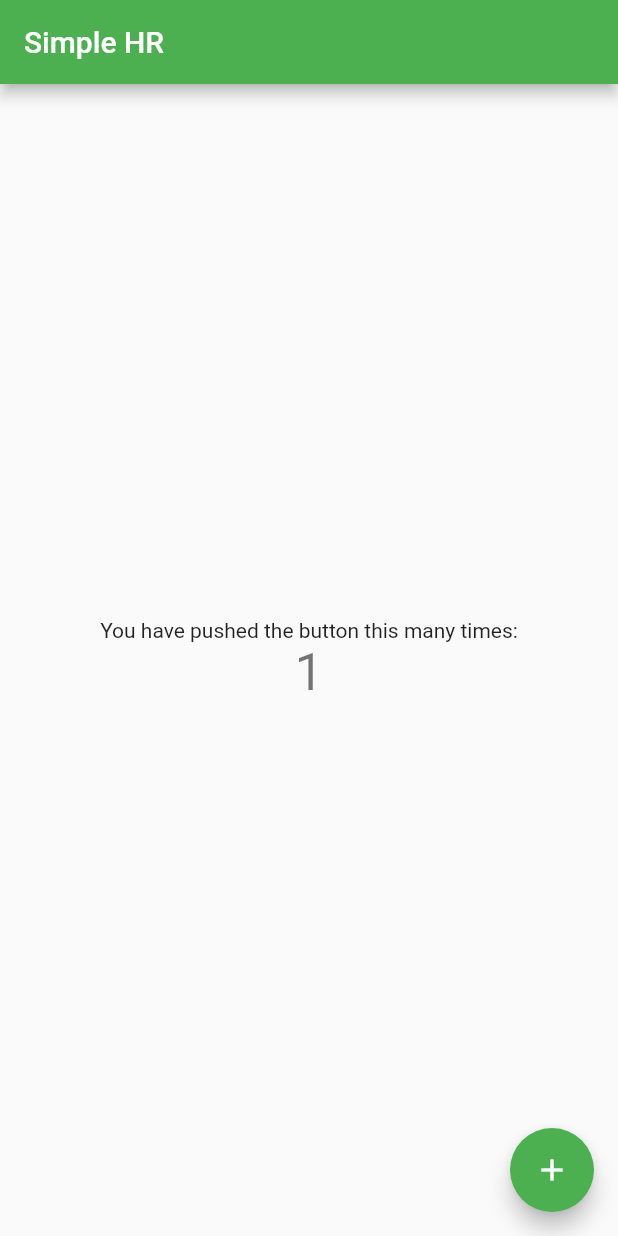
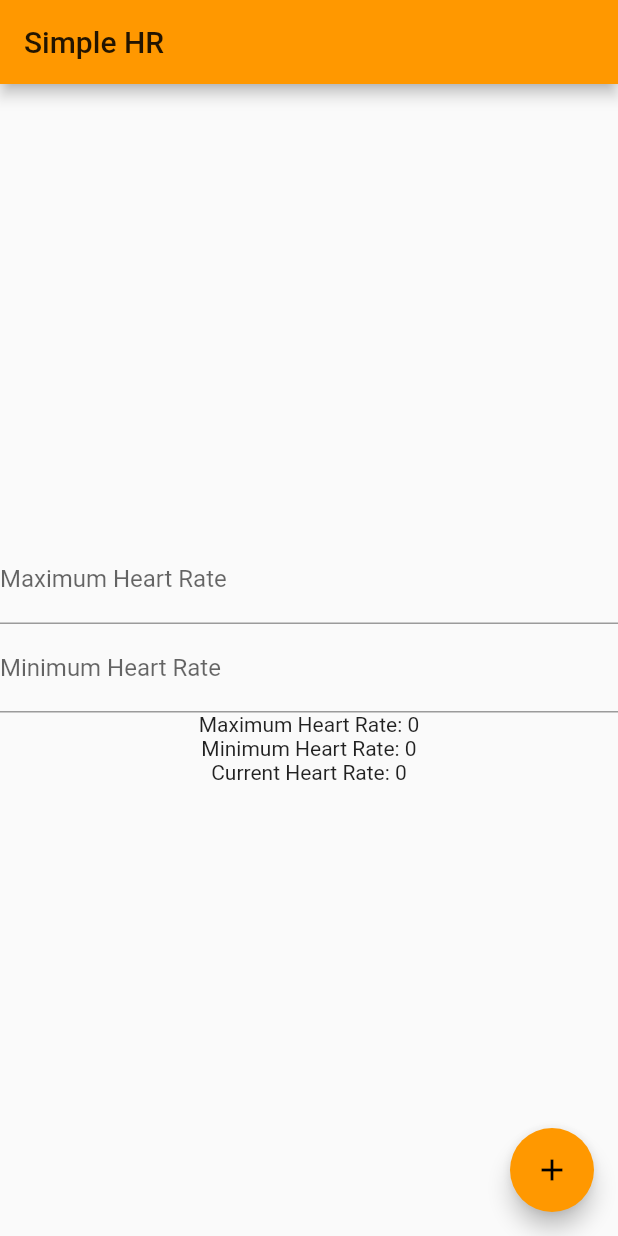
Before and after one commit to bomjumaku/Simple-HR, a Flutter app: the screen it shows after launch, after a tap on the "add" icon, on a phone screen of 412 x 824 dp. Run offline on Flutter 3.47's test engine with Material 2 defaults, Android fonts, the phone set to English and light mode, and no system bars.

Commit message:
commiting previous work, not sure what I did.

```diff
--- a/simple_hr/lib/main.dart
+++ b/simple_hr/lib/main.dart
@@ -1,3 +1,8 @@
+//TODO: if maxHR<minHR, give the user an indicator. If trying to start,
+// throw an error popup.
+
+
+
 import 'package:flutter/material.dart';
 
 void main() => runApp(MyApp());
@@ -9,7 +14,7 @@ class MyApp extends StatelessWidget {
     return MaterialApp(
       title: 'Simple HR',
       theme: ThemeData(
-        primarySwatch: Colors.green,
+        primarySwatch: Colors.orange,
       ),
       home: MyHomePage(title: 'Simple HR'),
     );
@@ -28,65 +33,43 @@ class MyHomePage extends StatefulWidget {
 class _MyHomePageState extends State<MyHomePage> {
   int _minHR = 0;
   int _maxHR = 0;
-  int _counter = 0;
+  int _currentHR = 0;
 
-  void _incrementCounter() {
-    setState(() {
-      // This call to setState tells the Flutter framework that something has
-      // changed in this State, which causes it to rerun the build method below
-      // so that the display can reflect the updated values. If we changed
-      // _counter without calling setState(), then the build method would not be
-      // called again, and so nothing would appear to happen.
-      _counter++;
-    });
+  void _start(){
+    // start pinging the Polar HR monitor and checking if my HR is lower or
+    // higher than it should be.
+    print("I feel like something should be happening...");
   }
 
   @override
   Widget build(BuildContext context) {
-    // This method is rerun every time setState is called, for instance as done
-    // by the _incrementCounter method above.
-    //
-    // The Flutter framework has been optimized to make rerunning build methods
-    // fast, so that you can just rebuild anything that needs updating rather
-    // than having to individually change instances of widgets.
+
     return Scaffold(
-      appBar: AppBar(
-        // Here we take the value from the MyHomePage object that was created by
-        // the App.build method, and use it to set our appbar title.
-        title: Text(widget.title),
-      ),
+      appBar: AppBar(title: Text(widget.title),),
       body: Center(
-        // Center is a layout widget. It takes a single child and positions it
-        // in the middle of the parent.
         child: Column(
-          // Column is also layout widget. It takes a list of children and
-          // arranges them vertically. By default, it sizes itself to fit its
-          // children horizontally, and tries to be as tall as its parent.
-          //
-          // Invoke "debug painting" (press "p" in the console, choose the
-          // "Toggle Debug Paint" action from the Flutter Inspector in Android
-          // Studio, or the "Toggle Debug Paint" command in Visual Studio Code)
-          // to see the wireframe for each widget.
-          //
-          // Column has various properties to control how it sizes itself and
-          // how it positions its children. Here we use mainAxisAlignment to
-          // center the children vertically; the main axis here is the vertical
-          // axis because Columns are vertical (the cross axis would be
-          // horizontal).
           mainAxisAlignment: MainAxisAlignment.center,
           children: <Widget>[
-            Text(
-              'You have pushed the button this many times:',
+            TextField(
+              decoration:
+                  InputDecoration(labelText: 'Maximum Heart Rate'),
+              onChanged: (val) =>
+                  setState(() => _maxHR = int.parse(val)),
             ),
-            Text(
-              '$_counter',
-              style: Theme.of(context).textTheme.display1,
+            TextField(
+              decoration:
+                  InputDecoration(labelText: 'Minimum Heart Rate'),
+              onChanged: (val) =>
+                  setState(() => _minHR = int.parse(val)),
             ),
+            Text('Maximum Heart Rate: ' + _maxHR.toString(),),
+            Text('Minimum Heart Rate: ' + _minHR.toString(),),
+            Text('Current Heart Rate: ' + _currentHR.toString(),),
           ],
         ),
       ),
       floatingActionButton: FloatingActionButton(
-        onPressed: _incrementCounter,
+        onPressed: _start,
         tooltip: 'Increment',
         child: Icon(Icons.add),
       ), // This trailing comma makes auto-formatting nicer for build methods.
```
Also changed, not shown: simple_hr/pubspec.lock.
